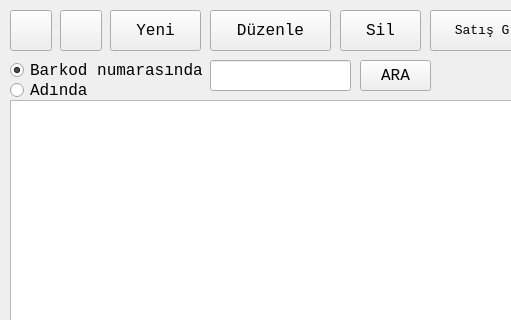
Above: stokfrom.ui from mamoo81/bhss before the change; both pictures show x 0 to 511 and y 0 to 320 of the 1300 by 600 pixel window. Below: the same form after it.
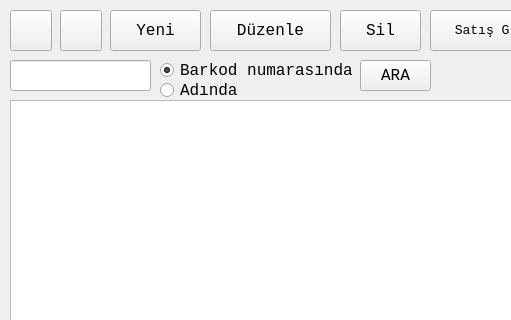
That is the form after the change. Icons and pictures are not drawn.

Patch:
```diff
--- a/stokfrom.ui
+++ b/stokfrom.ui
@@ -32,7 +32,7 @@
   <widget class="QLineEdit" name="AraLineEdit">
    <property name="geometry">
     <rect>
-     <x>210</x>
+     <x>10</x>
      <y>60</y>
      <width>141</width>
      <height>31</height>
@@ -519,7 +519,7 @@
   <widget class="QRadioButton" name="barkodRadioButton">
    <property name="geometry">
     <rect>
-     <x>10</x>
+     <x>160</x>
      <y>60</y>
      <width>201</width>
      <height>21</height>
@@ -535,7 +535,7 @@
   <widget class="QRadioButton" name="adRadioButton">
    <property name="geometry">
     <rect>
-     <x>10</x>
+     <x>160</x>
      <y>80</y>
      <width>99</width>
      <height>21</height>
```
Left out of the diff: 25 changed lines with no effect on the pictures.
